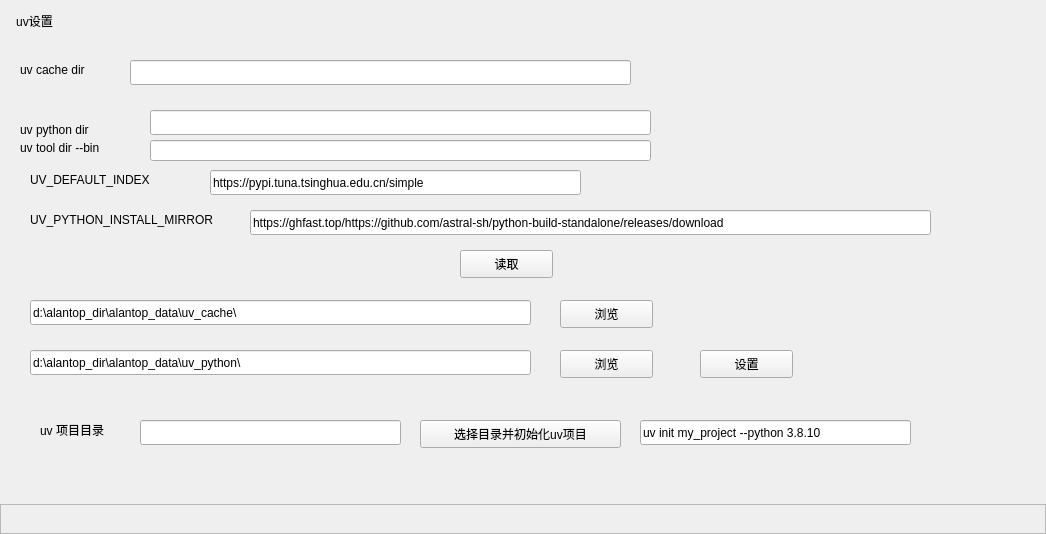
The window that uv.ui (alantop0720/alantop_config) describes before a commit, drawn with Qt 5.
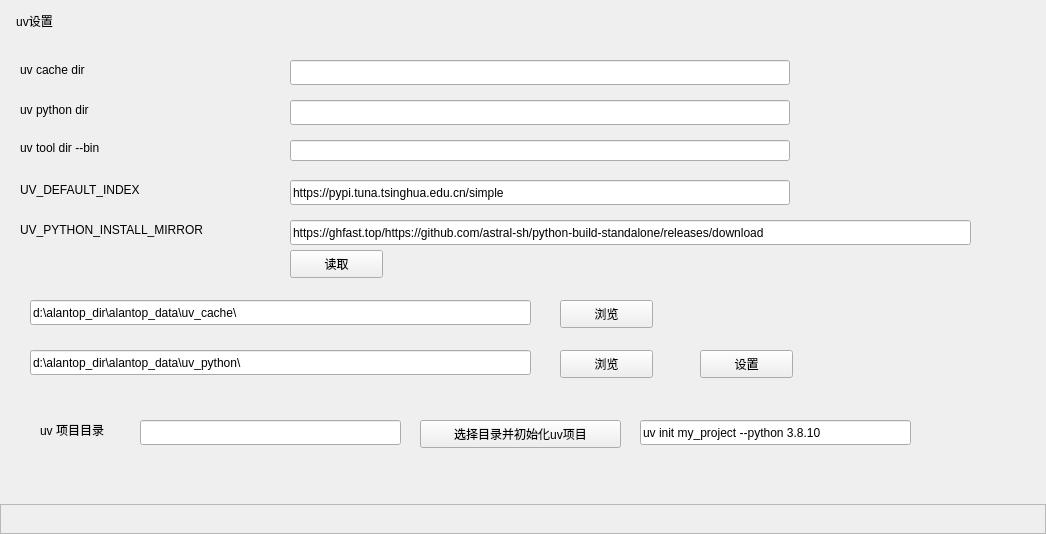
The same window after the commit.

Commit message:
style(ui): 调整uv.ui中各控件的位置与尺寸
统一调整界面内输入框、标签按钮的布局坐标和宽度，优化整体界面排版对齐效果

Diff of the .ui file:
```diff
--- a/uv.ui
+++ b/uv.ui
@@ -32,9 +32,9 @@
   <widget class="QLineEdit" name="lineEdit_CACHE_DIR">
    <property name="geometry">
     <rect>
-     <x>130</x>
+     <x>290</x>
      <y>60</y>
-     <width>501</width>
+     <width>500</width>
      <height>25</height>
     </rect>
    </property>
@@ -42,9 +42,9 @@
   <widget class="QLineEdit" name="lineEdit_PTHON_DIR">
    <property name="geometry">
     <rect>
-     <x>150</x>
-     <y>110</y>
-     <width>501</width>
+     <x>290</x>
+     <y>100</y>
+     <width>500</width>
      <height>25</height>
     </rect>
    </property>
@@ -66,7 +66,7 @@
    <property name="geometry">
     <rect>
      <x>20</x>
-     <y>120</y>
+     <y>100</y>
      <width>97</width>
      <height>19</height>
     </rect>
@@ -130,9 +130,9 @@
   <widget class="QLineEdit" name="lineEdit_default_index">
    <property name="geometry">
     <rect>
-     <x>210</x>
-     <y>170</y>
-     <width>371</width>
+     <x>290</x>
+     <y>180</y>
+     <width>500</width>
      <height>25</height>
     </rect>
    </property>
@@ -143,8 +143,8 @@
   <widget class="QLabel" name="label_3">
    <property name="geometry">
     <rect>
-     <x>30</x>
-     <y>170</y>
+     <x>20</x>
+     <y>180</y>
      <width>201</width>
      <height>19</height>
     </rect>
@@ -156,8 +156,8 @@
   <widget class="QLineEdit" name="lineEdit_install_mirror">
    <property name="geometry">
     <rect>
-     <x>250</x>
-     <y>210</y>
+     <x>290</x>
+     <y>220</y>
      <width>681</width>
      <height>25</height>
     </rect>
@@ -169,9 +169,9 @@
   <widget class="QLabel" name="label_4">
    <property name="geometry">
     <rect>
-     <x>30</x>
-     <y>210</y>
-     <width>261</width>
+     <x>20</x>
+     <y>220</y>
+     <width>280</width>
      <height>19</height>
     </rect>
    </property>
@@ -182,7 +182,7 @@
   <widget class="QPushButton" name="pushButton_read">
    <property name="geometry">
     <rect>
-     <x>460</x>
+     <x>290</x>
      <y>250</y>
      <width>93</width>
      <height>28</height>
@@ -227,9 +227,9 @@
   <widget class="QLineEdit" name="lineEdit_tool_dir">
    <property name="geometry">
     <rect>
-     <x>150</x>
+     <x>290</x>
      <y>140</y>
-     <width>501</width>
+     <width>500</width>
      <height>21</height>
     </rect>
    </property>
```
